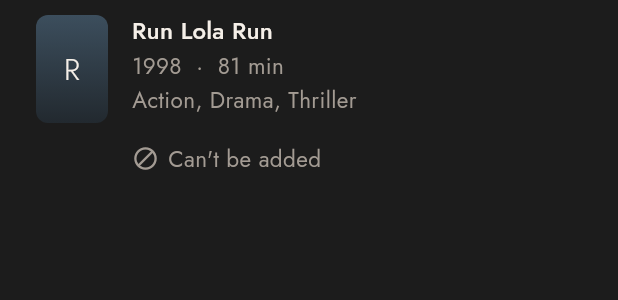
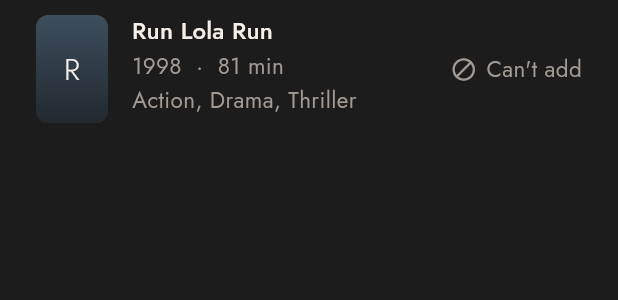
Before and after one commit to shewfx/Cineme, a Flutter app: the _ResultRow widget shown alone on an empty page, opened directly with empty values, on a phone screen of 412 x 824 dp. Shown: the top 300 px of the screen. Run offline on Flutter 3.47's test engine with Material 3 defaults, Android fonts, the phone set to English and light mode, and no system bars; our stand-ins replace dio, flutter_riverpod, flutter_secure_storage, go_router, shared_preferences, supabase_flutter; accounts and stored records are empty.

Commit message:
Search: poster | details | action result rows
Compact "Add" on the right, vertically centred on the poster, with the
full "Add <title> to watchlist" label for screen readers; non-primary
"In watchlist"; "Not released yet" stays in the details; the action
stacks under the details at large text sizes.

Co-Authored-By: Claude Opus 5.5 <noreply@anthropic.com>

```diff
--- a/frontend/lib/core/widgets/movie_list_tile.dart
+++ b/frontend/lib/core/widgets/movie_list_tile.dart
@@ -3,6 +3,8 @@ import 'package:flutter/material.dart';
 import '../../shared/models/movie.dart';
 import '../theme/app_theme.dart';
 import 'movie_poster.dart';
+
+const _posterHeight = 72.0;
 
 /// Stable inventory/history row: small poster, title, muted detail lines and
 /// an optional trailing action. Not a recommendation card.
@@ -34,7 +36,7 @@ class MovieListTile extends StatelessWidget {
             borderRadius: BorderRadius.circular(8),
             child: SizedBox(
               width: 48,
-              height: 72,
+              height: _posterHeight,
               child: MoviePoster(movie: movie),
             ),
           ),
@@ -57,7 +59,14 @@ class MovieListTile extends StatelessWidget {
               ],
             ),
           ),
-          if (trailing != null) ...[const SizedBox(width: 8), trailing!],
+          if (trailing != null) ...[
+            const SizedBox(width: 12),
+            // Centred on the poster, whatever the text column's height.
+            SizedBox(
+              height: _posterHeight,
+              child: Center(child: trailing),
+            ),
+          ],
         ],
       ),
     );
--- a/frontend/lib/features/search/presentation/search_page.dart
+++ b/frontend/lib/features/search/presentation/search_page.dart
@@ -184,48 +184,54 @@ class _ResultRow extends ConsumerWidget {
       }
     }
 
-    final Widget footer;
+    final Widget action;
     if (busy) {
-      footer = const SizedBox.square(
+      action = const SizedBox.square(
         dimension: 20,
         child: CircularProgressIndicator(strokeWidth: 2.5),
       );
     } else if (!result.canAdd || mark == ResultMark.ineligible) {
-      footer = const _Status(Icons.block, "Can't be added");
+      action = const _Status(Icons.block, "Can't add");
     } else if (mark == ResultMark.watched) {
-      footer = const _Status(Icons.check, 'Watched');
+      action = const _Status(Icons.check, 'Watched');
+    } else if (mark == ResultMark.saved) {
+      action = const _Status(Icons.bookmark, 'In watchlist');
     } else {
-      footer = Wrap(
-        spacing: 8,
-        runSpacing: 4,
-        children: [
-          // Saveable, but never picked for Tonight until it's out.
-          if (!result.movie.released)
-            const _Status(Icons.schedule, 'Not released yet'),
-          if (mark == ResultMark.saved)
-            const _Status(Icons.bookmark, 'In watchlist')
-          else
-            _SmallAction(
-              label: 'Add to watchlist',
-              primary: true,
-              onPressed: () => run(
-                () => ref.read(searchControllerProvider.notifier).add(result),
-              ),
-            ),
-          // Logging a past viewing needs viewing history (P5).
-          if (ref.watch(historyRepositoryProvider) != null)
-            _SmallAction(label: 'Already watched', onPressed: confirmWatched),
-        ],
+      // The screen is already "add to watchlist", so the row says Add;
+      // screen readers still hear the full action.
+      action = _SmallAction(
+        label: 'Add',
+        semanticsLabel: 'Add ${movie.title} to watchlist',
+        primary: true,
+        onPressed: () =>
+            run(() => ref.read(searchControllerProvider.notifier).add(result)),
       );
     }
+
+    // Large text: stack the action under the details instead of squeezing
+    // the title into a sliver beside it.
+    final stacked = MediaQuery.textScalerOf(context).scale(10) > 13;
+    // Logging a past viewing needs viewing history (P5).
+    final alreadyWatched =
+        ref.watch(historyRepositoryProvider) != null &&
+            mark != ResultMark.watched &&
+            result.canAdd
+        ? _SmallAction(label: 'Already watched', onPressed: confirmWatched)
+        : null;
+    final footer = [if (stacked) action, ?alreadyWatched];
 
     return MovieListTile(
       movie: movie,
       lines: [
         yearAndRuntime(movie, unknownRuntime: 'Runtime unknown until added'),
         if (movie.genres.isNotEmpty) movie.genres.map((g) => g.name).join(', '),
+        // Saveable, but never picked for Tonight until it's out.
+        if (!movie.released) 'Not released yet',
       ],
-      footer: footer,
+      trailing: stacked ? null : action,
+      footer: footer.isEmpty
+          ? null
+          : Wrap(spacing: 8, runSpacing: 4, children: footer),
     );
   }
 }
@@ -235,11 +241,13 @@ class _SmallAction extends StatelessWidget {
     required this.label,
     required this.onPressed,
     this.primary = false,
+    this.semanticsLabel,
   });
 
   final String label;
   final VoidCallback onPressed;
   final bool primary;
+  final String? semanticsLabel;
 
   @override
   Widget build(BuildContext context) => OutlinedButton(
@@ -255,7 +263,7 @@ class _SmallAction extends StatelessWidget {
         fontWeight: FontWeight.w500,
       ),
     ),
-    child: Text(label),
+    child: Text(label, semanticsLabel: semanticsLabel),
   );
 }
 
```
Also changed, not shown: 1 other file.
